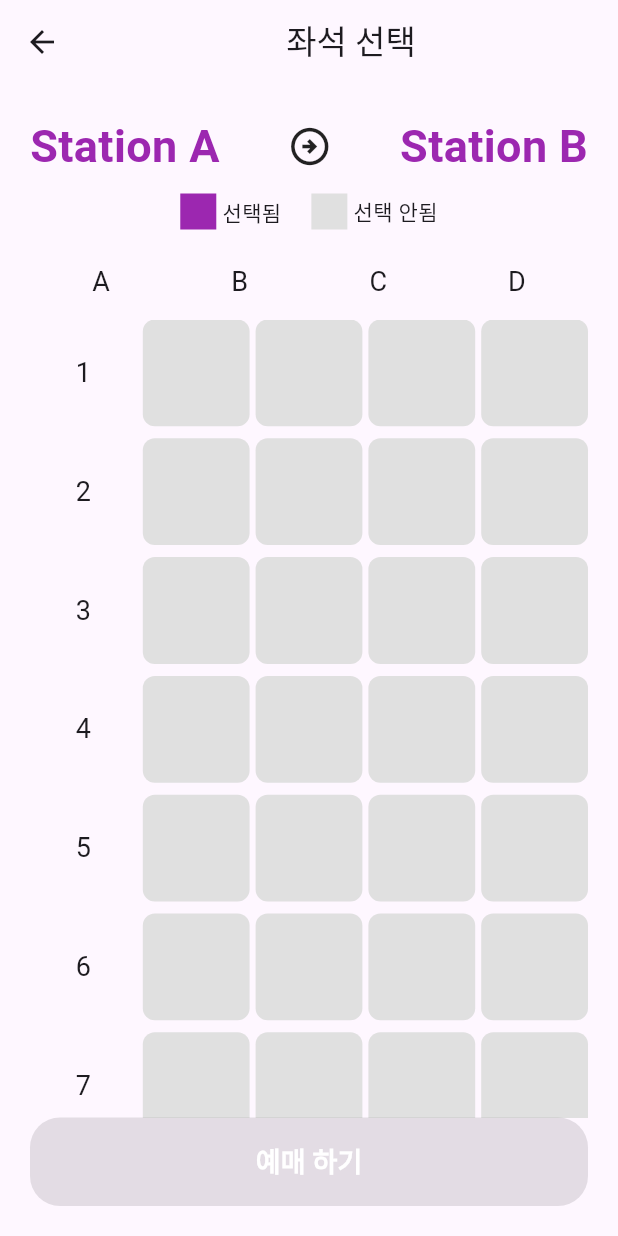
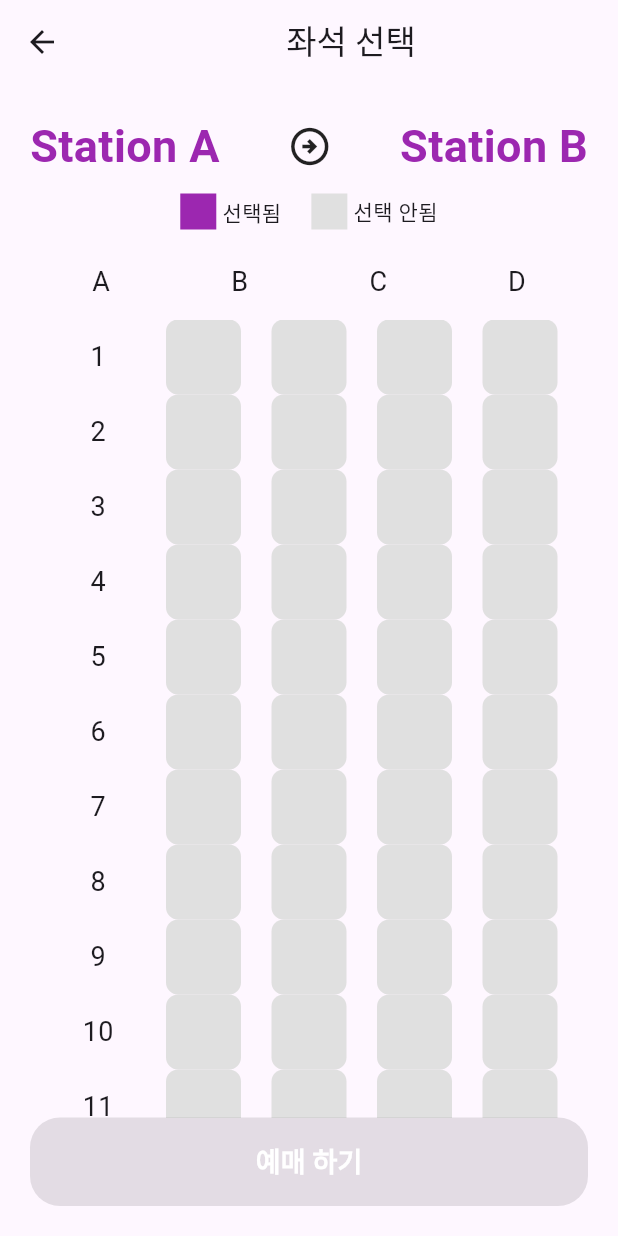
Before and after one commit to Aislyn-cell/flutter_train_app, a Flutter app: the SeatPage screen opened by its route, on a phone screen of 412 x 824 dp. Run offline on Flutter 3.47's test engine with Material 3 defaults, Android fonts, the phone set to English and light mode, and no system bars.

Commit message:
필수 기능 업데이트하였습니다.

```diff
--- a/lib/seat_page.dart
+++ b/lib/seat_page.dart
@@ -1,5 +1,5 @@
 import 'package:flutter/material.dart';
-import 'package:flutter/cupertino.dart'; // CupertinoDialog 사용을 위해 추가
+import 'package:flutter/cupertino.dart';
 
 class SeatPage extends StatefulWidget {
   final String departureStation;
@@ -32,7 +32,7 @@ class _SeatPageState extends State<SeatPage> {
                 mainAxisAlignment: MainAxisAlignment.spaceBetween,
                 children: [
                   Text(
-                    widget.departureStation, // HomePage에서 전달받은 출발역 표시
+                    widget.departureStation,
                     style: TextStyle(
                       fontSize: 30,
                       fontWeight: FontWeight.bold,
@@ -41,7 +41,7 @@ class _SeatPageState extends State<SeatPage> {
                   ),
                   Icon(Icons.arrow_circle_right_outlined, size: 30),
                   Text(
-                    widget.arrivalStation, // HomePage에서 전달받은 도착역 표시
+                    widget.arrivalStation,
                     style: TextStyle(
                       fontSize: 30,
                       fontWeight: FontWeight.bold,
@@ -52,7 +52,6 @@ class _SeatPageState extends State<SeatPage> {
               ),
             ),
             Padding(
-              // 좌석 상태 안내 레이블 추가
               padding: const EdgeInsets.symmetric(vertical: 10),
               child: Row(
                 mainAxisAlignment: MainAxisAlignment.center,
@@ -83,32 +82,26 @@ class _SeatPageState extends State<SeatPage> {
                       .toList(),
             ),
             Expanded(
-              child: GridView.builder(
+              child: ListView.builder(
                 padding: const EdgeInsets.symmetric(horizontal: 20),
-                gridDelegate: SliverGridDelegateWithFixedCrossAxisCount(
-                  crossAxisCount: 5,
-                  crossAxisSpacing: 4,
-                  mainAxisSpacing: 8,
-                ),
-                itemCount: 20 * 5,
-                itemBuilder: (context, index) {
-                  final row = index ~/ 5;
-                  final col = index % 5;
-                  final seatNumber = row * 4 + col + 1;
-                  final isSelected = selectedSeats.contains(seatNumber);
-
-                  if (col == 0) {
-                    return SizedBox(
+                itemCount: 20,
+                itemBuilder: (context, rowIndex) {
+                  return Row(
+                    mainAxisAlignment: MainAxisAlignment.spaceEvenly,
+                    children: [
+                      SizedBox(
                         width: 50,
                         height: 50,
                         child: Center(
                           child: Text(
-                          (row + 1).toString(),
+                            (rowIndex + 1).toString(),
                             style: TextStyle(fontSize: 18),
                           ),
                         ),
-                    );
-                  }
+                      ),
+                      ...List.generate(4, (colIndex) {
+                        final seatNumber = rowIndex * 4 + colIndex + 1;
+                        final isSelected = selectedSeats.contains(seatNumber);
 
                         return GestureDetector(
                           onTap: () {
@@ -124,18 +117,23 @@ class _SeatPageState extends State<SeatPage> {
                             width: 50,
                             height: 50,
                             decoration: BoxDecoration(
-                        color: isSelected ? Colors.purple : Colors.grey[300],
+                              color:
+                                  isSelected ? Colors.purple : Colors.grey[300],
                               borderRadius: BorderRadius.circular(8),
                             ),
                             child: Center(
                               child: Text(
                                 '',
                                 style: TextStyle(
-                            color: isSelected ? Colors.white : Colors.black,
+                                  color:
+                                      isSelected ? Colors.white : Colors.black,
                                 ),
                               ),
                             ),
                           ),
+                        );
+                      }),
+                    ],
                   );
                 },
               ),
@@ -146,8 +144,7 @@ class _SeatPageState extends State<SeatPage> {
                 width: double.infinity,
                 child: ElevatedButton(
                   onPressed:
-                      selectedSeats
-                              .isNotEmpty // 선택된 좌석이 있을 때만 버튼 활성화
+                      selectedSeats.isNotEmpty
                           ? () {
                             showCupertinoDialog(
                               context: context,
@@ -163,18 +160,16 @@ class _SeatPageState extends State<SeatPage> {
                                       CupertinoDialogAction(
                                         child: const Text('확인'),
                                         onPressed: () {
-                                          Navigator.pop(context); // Dialog 제거
-                                          Navigator.pop(context); // SeatPage 제거
-                                          Navigator.pop(
-                                            context,
-                                          ); // HomePage로 이동
+                                          Navigator.pop(context);
+                                          Navigator.pop(context);
+                                          Navigator.pop(context);
                                         },
                                       ),
                                     ],
                                   ),
                             );
                           }
-                          : null, // 선택된 좌석이 없으면 버튼 비활성화
+                          : null,
                   style: ElevatedButton.styleFrom(
                     backgroundColor: Colors.purple,
                     shape: RoundedRectangleBorder(
```
Lines whose indentation alone changed are shown as unchanged.
